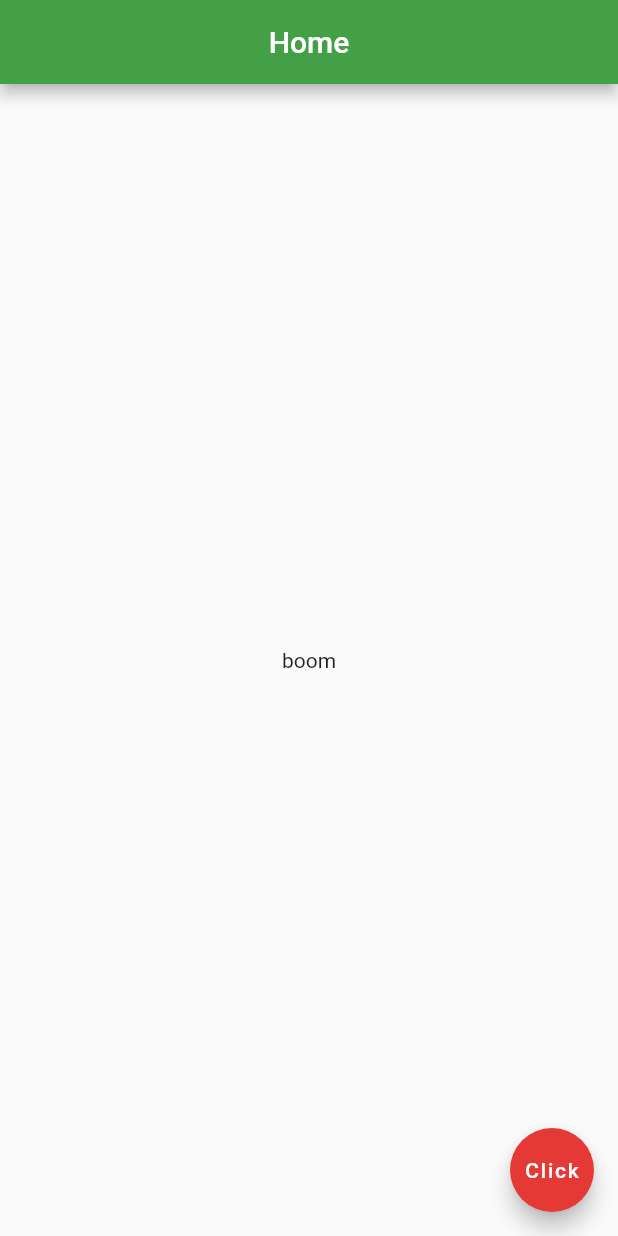
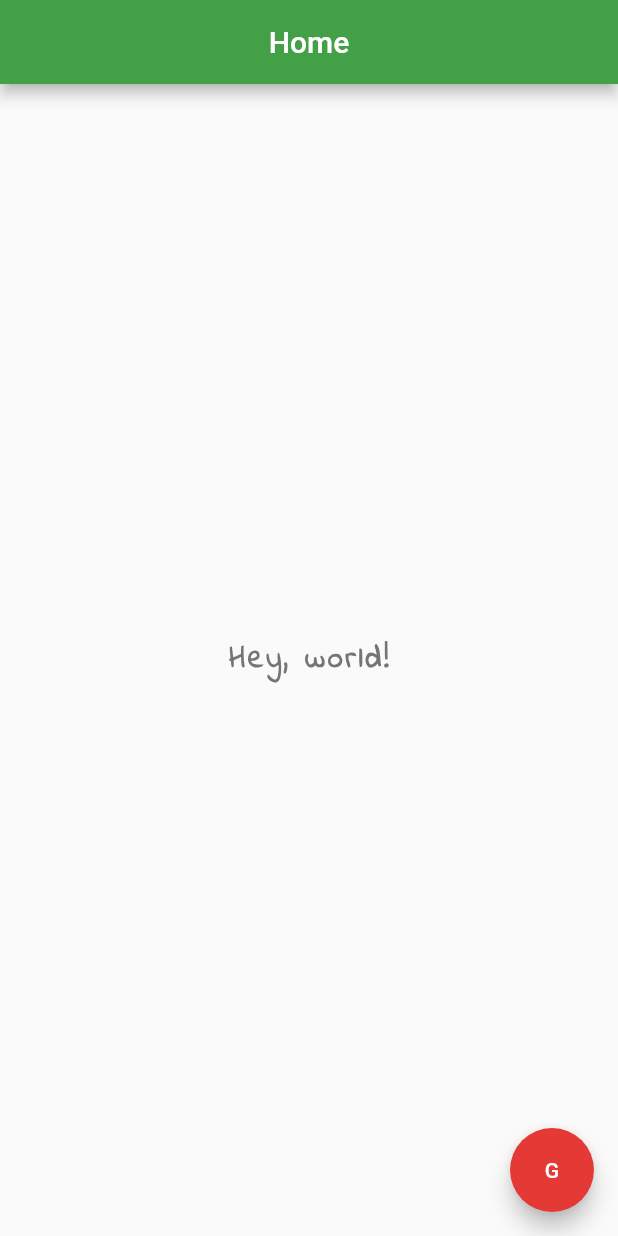
Before and after one commit to glennposadas/flutter-journey, a Flutter app: the screen it shows after launch, on a phone screen of 412 x 824 dp. Run offline on Flutter 3.47's test engine with Material 2 defaults, Android fonts, the phone set to English and light mode, and no system bars.

Commit message:
wrap home to statelessW

```diff
--- a/flutter_application_1/lib/main.dart
+++ b/flutter_application_1/lib/main.dart
@@ -1,7 +1,13 @@
 import 'package:flutter/material.dart';
 
 void main() => runApp(MaterialApp(
-  home: Scaffold(
+  home: Home()
+));
+
+class Home extends StatelessWidget {
+  @override
+  Widget build(BuildContext context) {
+    return Scaffold(
       appBar: AppBar(
         title: const Text(
             'Home'
@@ -9,11 +15,15 @@ void main() => runApp(MaterialApp(
         centerTitle: true,
         backgroundColor: Colors.green[600],
       ),
-    body: const Center(
+      body: Center(
         child: Text(
-          'boom',
+          'Hey, world!',
           style: TextStyle(
-
+            fontSize: 20.0,
+            fontWeight: FontWeight.bold,
+            letterSpacing: 2.0,
+            color: Colors.grey[600],
+            fontFamily: 'IndieFlower',
           ),
         ),
       ),
@@ -23,8 +33,9 @@ void main() => runApp(MaterialApp(
         },
         backgroundColor: Colors.red[600],
         child: const Text(
-          'Click'
+            'G'
         ),
       ),
-  ),
-));
+    );
+  }
+}
```
Also changed, not shown: flutter_application_1/pubspec.yaml (+6 -2 lines), flutter_application_1/fonts/IndieFlower-Regular.ttf (added). Lines whose indentation alone changed are shown as unchanged.
